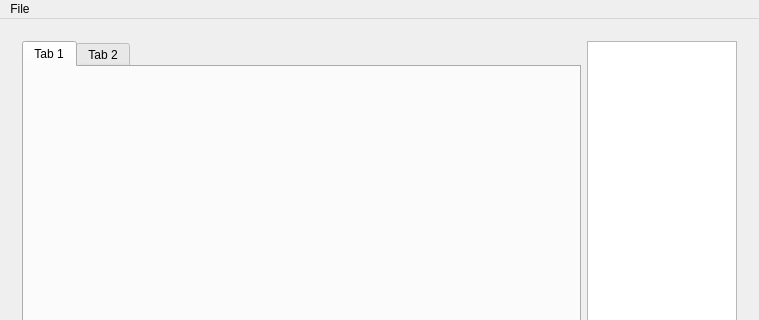
Old version of the form A3-Qt/qtIRC/ircclient.ui in the repository 1r00t/uni-cpp; both pictures show x 0 to 759 and y 0 to 320 of the 759 by 542 pixel window.
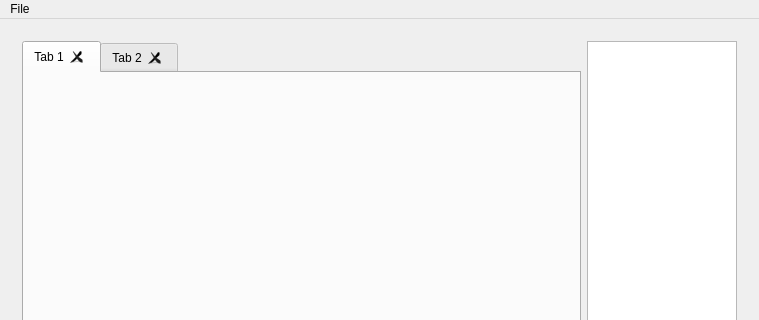
New version of the form.

Patch:
```diff
--- a/A3-Qt/qtIRC/ircclient.ui
+++ b/A3-Qt/qtIRC/ircclient.ui
@@ -23,6 +23,9 @@
          <property name="currentIndex">
           <number>0</number>
          </property>
+         <property name="tabsClosable">
+          <bool>true</bool>
+         </property>
          <widget class="QWidget" name="tab_3">
           <attribute name="title">
            <string>Tab 1</string>
```
Left out of the diff: 19 changed lines with no effect on the pictures.
